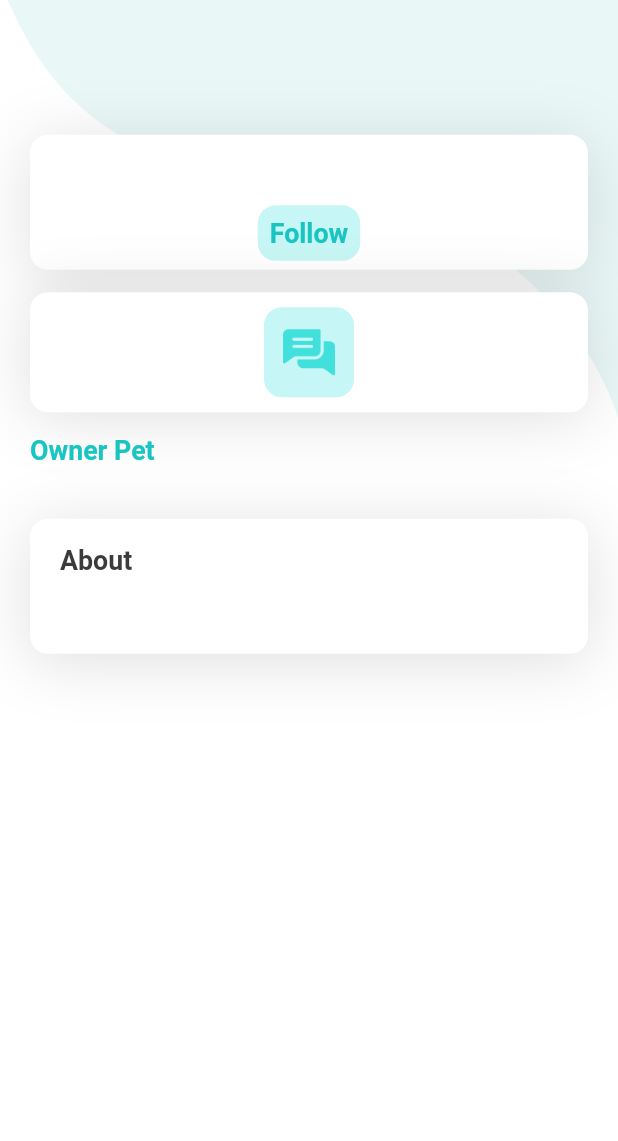
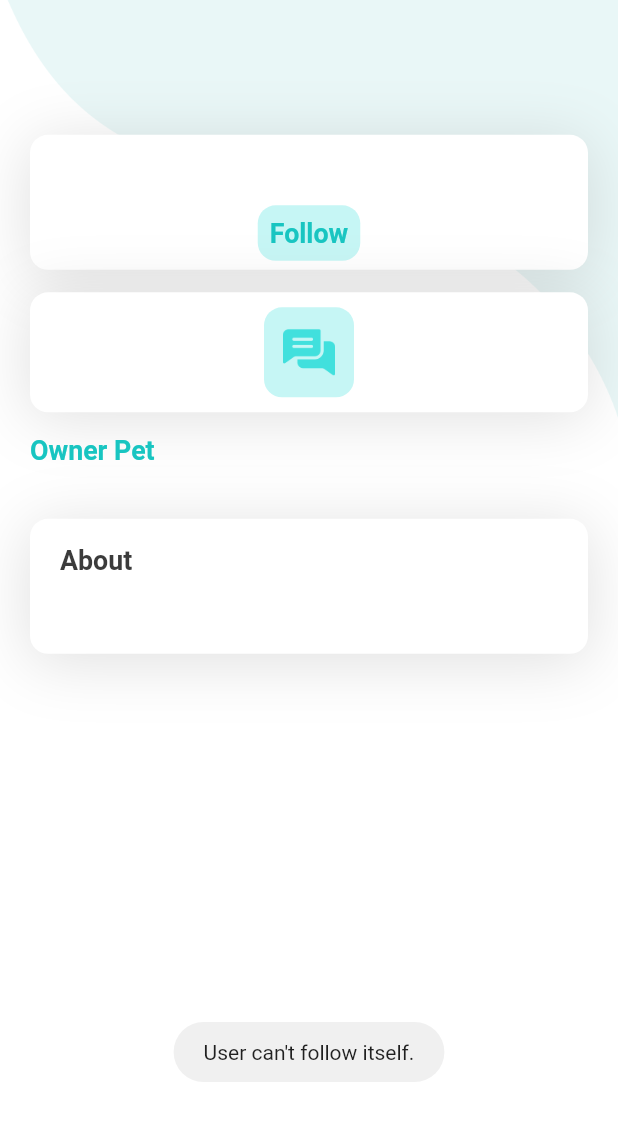
Before and after one commit to rushit5560/Pet_Met, a Flutter app: the UserProfileScreen screen opened directly with empty values, after a tap on "Follow", on a phone screen of 412 x 824 dp, the part 58-1199 px from its top. Run offline on Flutter 3.47's test engine with Material 2 defaults, Android fonts, the phone set to English and light mode, and no system bars; our stand-ins replace bubble_bottom_bar, carousel_slider, cloud_firestore, expandable, firebase_auth, firebase_core and 11 more; missing offline and left inert: datepicker_dropdown, day_night_switcher, flutter_login_facebook, razorpay_flutter, stories_editor; accounts and stored records are empty; network calls fail.

Commit message:
solve bugs
follow and chat same user logic

```diff
--- a/pet_met/lib/controllers/subscription_report_screen_controller.dart
+++ b/pet_met/lib/controllers/subscription_report_screen_controller.dart
@@ -20,9 +20,11 @@ class SubscriptionReportScreenController extends GetxController {
 
     try {
       Map<String, dynamic> bodyData = {
-        "userid": UserDetails.selfId,
+        "userid": UserDetails.userId,
         "categoryID": UserDetails.categoryId
       };
+
+      log("body data passing : $bodyData");
 
       http.Response response = await http.post(
         Uri.parse(url),
--- a/pet_met/lib/screens/user_profile_screen/widgets/user_profile_screen_widgets.dart
+++ b/pet_met/lib/screens/user_profile_screen/widgets/user_profile_screen_widgets.dart
@@ -230,6 +230,29 @@ class ProfileDetailsModule extends StatelessWidget {
           Obx(
             () => GestureDetector(
               onTap: () async {
+                log("Usertype stored category id is : ${UserDetails.categoryId}");
+                log("User get user categoryid is : ${controller.userCategoryId}");
+
+                log("User stored selfid is : ${UserDetails.selfId}");
+                log("User get selfid is : ${controller.followUserId}");
+
+                if (UserDetails.categoryId == controller.userCategoryId) {
+                  if (UserDetails.selfId == controller.followUserId) {
+                    log("users are same");
+
+                    Fluttertoast.showToast(msg: "User can't follow itself.");
+                  } else {
+                    log("Follow Status: ${controller.status.value}");
+                    controller.status.value == true
+                        ? await controller.followUserFunction()
+                        : await controller.unfollowUserFunction();
+                  }
+                } else {
+                  log("Follow Status: ${controller.status.value}");
+                  controller.status.value == true
+                      ? await controller.followUserFunction()
+                      : await controller.unfollowUserFunction();
+                }
                 // if(controller.message.contains('this user not follow')){
                 //   /// Follow
                 //   await controller.followUserFunction();
@@ -238,10 +261,6 @@ class ProfileDetailsModule extends StatelessWidget {
                 //   await controller.unfollowUserFunction();
                 // }
                 // await controller.followStatus();
-                log("Follow Status: ${controller.status.value}");
-                controller.status.value == true
-                    ? await controller.followUserFunction()
-                    : await controller.unfollowUserFunction();
               },
               child: Container(
                 // height: 35,
@@ -375,9 +394,15 @@ class ContactInfoModule extends StatelessWidget {
             GestureDetector(
               onTap: () async {
                 if (controller.status.value == false) {
+                  log("username stored is : ${UserDetails.userEmail}");
+                  log("username get is : ${controller.userEmail}");
 
-                  /// When loggedIn user have roleId 1
-                  if (UserDetails.roleId == 1) {
+                  if (UserDetails.userEmail == controller.userEmail) {
+                    Fluttertoast.showToast(
+                        msg: "Same Users can't chat with itself.");
+                  } else {
+                    // When loggedIn user have roleId 1
+                    if (UserDetails.categoryId.contains("1")) {
                       Timestamp timeStamp = Timestamp.now();
 
                       // CharRoom Id Generate
@@ -416,7 +441,7 @@ class ContactInfoModule extends StatelessWidget {
                           controller.userEmail,
                         ],
                       );
-                  } else if (UserDetails.roleId == 2) {
+                    } else if (UserDetails.categoryId.contains("2")) {
                       Timestamp timeStamp = Timestamp.now();
 
                       // CharRoom Id Generate
@@ -455,6 +480,7 @@ class ContactInfoModule extends StatelessWidget {
                           controller.userEmail,
                         ],
                       );
+                    }
                   }
                 }
 
```
Also changed, not shown: pet_met/lib/controllers/pet_tracker_pricing_controller.dart (+21 -22 lines), pet_met/lib/controllers/user_profile_controller.dart (+85 -58 lines), pet_met/lib/screens/pet_meeting_details_screen/pet_meeting_details_screen_widgets.dart (+17 -12 lines), pet_met/lib/screens/pet_tracker_pricing_screen/pet_tracker_pricing_screen.dart (+26 -25 lines). Lines whose indentation alone changed are shown as unchanged.
